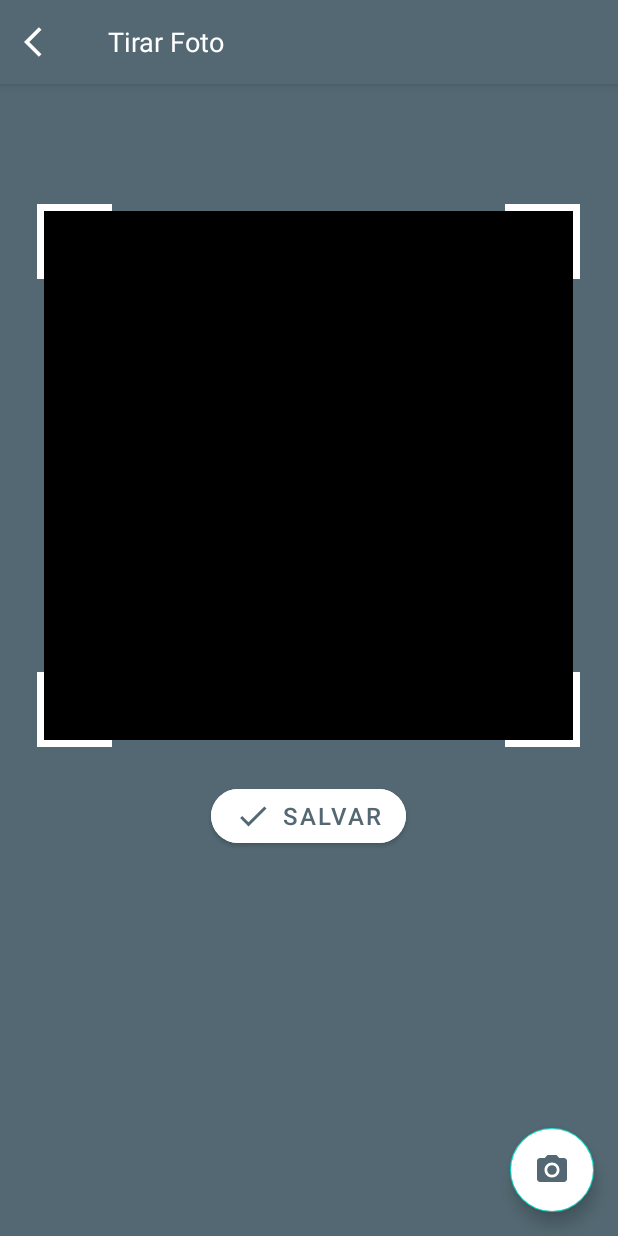
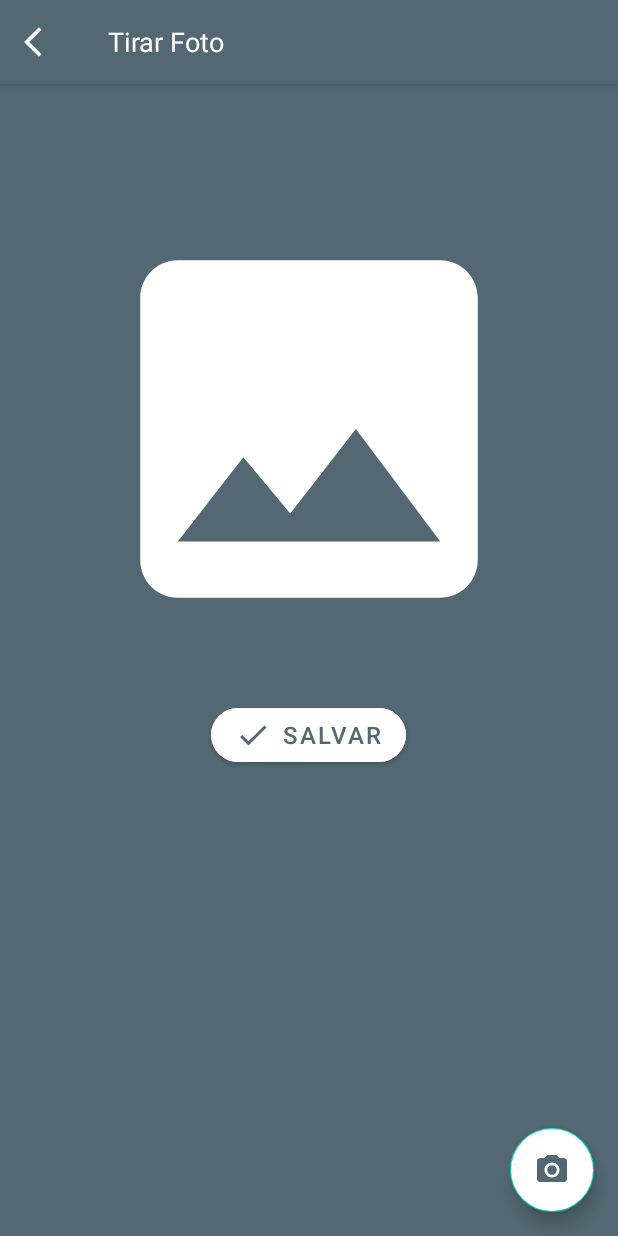
Before and after one commit to weskleyMDev/AndroidProjects, an Android app: the PhotoFragment screen opened through its navigation route, on a phone screen of 412 x 824 dp. Run offline under Robolectric (Android 15) with nearby library versions, the phone set to English and light mode, and no system bars; our stand-ins replace Firebase (no records; nobody signed in at launch, a user with empty details on screens opened directly).

Commit message:
layout do image_view modificado

```diff
--- a/MobileProject/app/src/main/res/layout/fragment_photo.xml
+++ b/MobileProject/app/src/main/res/layout/fragment_photo.xml
@@ -32,31 +32,21 @@
 
     </com.google.android.material.appbar.AppBarLayout>
 
-    <LinearLayout
-        android:layout_width="wrap_content"
-        android:layout_height="wrap_content"
+    <ImageView
+        android:id="@+id/iv_photo"
+        android:layout_width="300dp"
+        android:layout_height="300dp"
         android:layout_gravity="center"
         android:layout_marginTop="80dp"
-        android:background="@drawable/bg_image_view"
-        android:gravity="center"
-        android:orientation="vertical"
-        android:padding="6dp">
-
-        <ImageView
-            android:id="@+id/iv_photo"
-            android:layout_width="350dp"
-            android:layout_height="350dp"
-            android:layout_gravity="center"
-            android:contentDescription="@string/TIRAR_FOTO" />
-
-    </LinearLayout>
+        android:contentDescription="@string/TIRAR_FOTO"
+        android:src="@drawable/ic_image" />
 
     <com.google.android.material.button.MaterialButton
         android:id="@+id/mb_salvar"
         android:layout_width="wrap_content"
         android:layout_height="wrap_content"
         android:layout_gravity="center"
-        android:layout_marginTop="22dp"
+        android:layout_marginTop="30dp"
         android:backgroundTint="@color/white"
         android:text="@string/SALVAR"
         android:textColor="@color/blue_grey"
```
